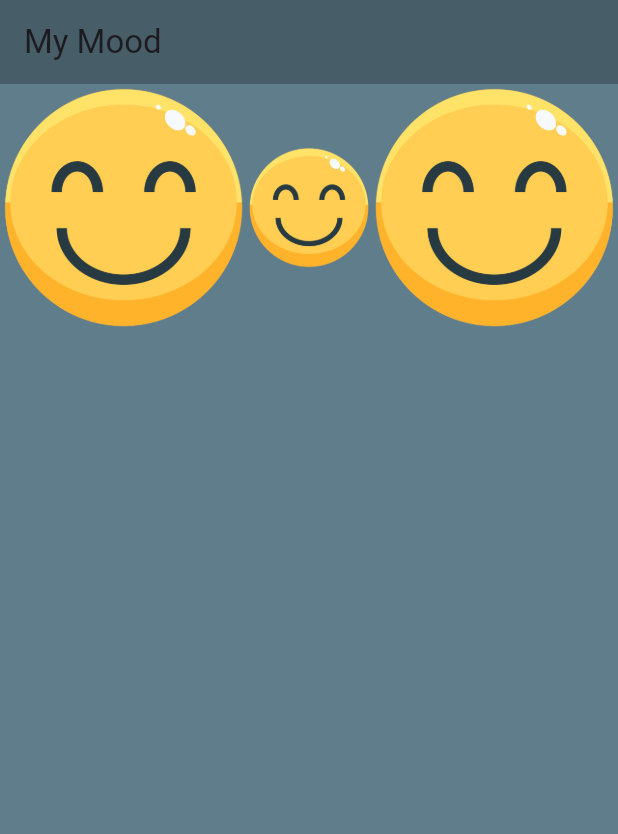
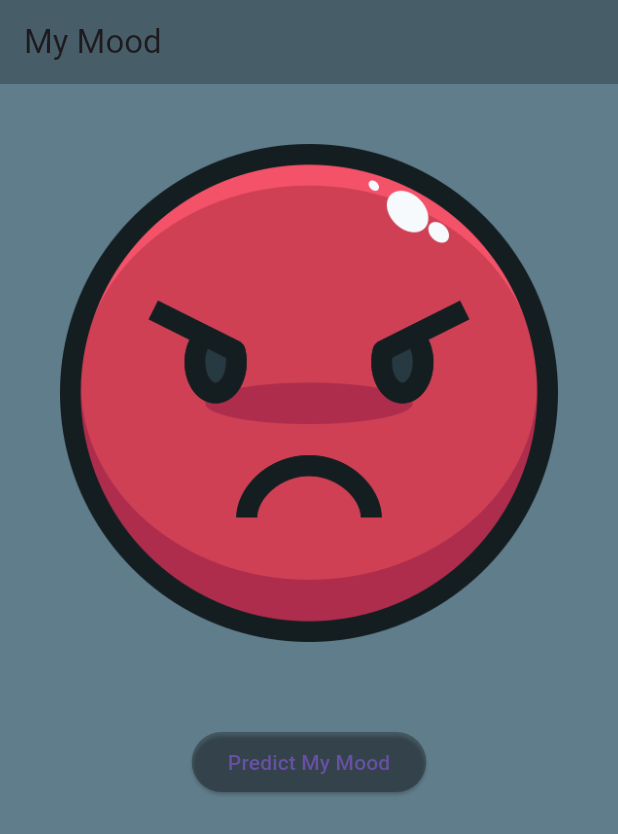
Before and after one commit to NinjaIfti/Predict-my-mood-app, a Flutter app: the screen it shows after launch, on a phone screen of 412 x 824 dp. Shown: the top 834 px of the screen. Run offline on Flutter 3.47's test engine with Material 3 defaults, Android fonts, the phone set to English and light mode, and no system bars.

Commit message:
Update main.dart

```diff
--- a/lib/main.dart
+++ b/lib/main.dart
@@ -1,12 +1,13 @@
 // ignore_for_file: prefer_const_constructors, use_key_in_widget_constructors, library_private_types_in_public_api
 
+import 'dart:math';
 
 import 'package:flutter/material.dart';
 
 void main() => runApp(MyApp());
 
 class MyApp extends StatelessWidget {
-  const MyApp({super.key});
+  const MyApp({Key? key}) : super(key: key);
 
   @override
   Widget build(BuildContext context) {
@@ -15,7 +16,7 @@ class MyApp extends StatelessWidget {
       home: Scaffold(
         backgroundColor: Colors.blueGrey,
         appBar: AppBar(
-          title: Text('My Mood '),
+          title: Text('My Mood'),
           backgroundColor: Colors.black26,
         ),
         body: MyMoodPage(),
@@ -24,33 +25,52 @@ class MyApp extends StatelessWidget {
   }
 }
 
-class MyMoodPage extends StatelessWidget {
-  const MyMoodPage({super.key});
+class MyMoodPage extends StatefulWidget {
+  const MyMoodPage({Key? key}) : super(key: key);
+
+  @override
+  State<MyMoodPage> createState() => _MyMoodPageState();
+}
+
+class _MyMoodPageState extends State<MyMoodPage> {
+  var myMood = ['angry', 'happy', 'laughing', 'romantic', 'sad'];
+  var myCurrentMood = 'angry';
+
+  void predictMyMood() {
+    final _random = new Random();
+
+    var element = myMood[_random.nextInt(myMood.length)];
+
+    setState(() {
+      myCurrentMood = element;
+    });
+  }
 
   @override
   Widget build(BuildContext context) {
-    return Row(
+    return Column(
       children: [
-        Expanded(
-            flex:2,
-    child: Image(
-      image: AssetImage("images/happy.png"),
-        )
-      ),
-    Expanded(
-      flex: 1,
-        child: Image(
-          image: AssetImage("images/happy.png"),
-      ),
-
-    ),
-    Expanded(
-      flex: 2,
-    child: Image(
-    image: AssetImage("images/happy.png"),
-    )
-    )
-    ],
+        Row(children: [
+          Expanded(
+            child: Padding(
+              padding: const EdgeInsets.all(40.0),
+              child: Image.asset("images/$myCurrentMood.png"),
+            ),
+          ),
+        ]),
+        Padding(
+          padding: const EdgeInsets.all(16.0),
+          child: ElevatedButton(
+            style: ElevatedButton.styleFrom(
+              backgroundColor: Colors.black26,
+            ),
+            child: Text('Predict My Mood'),
+            onPressed: () {
+              predictMyMood();
+            },
+          ),
+        ),
+      ],
     );
   }
 }
```
